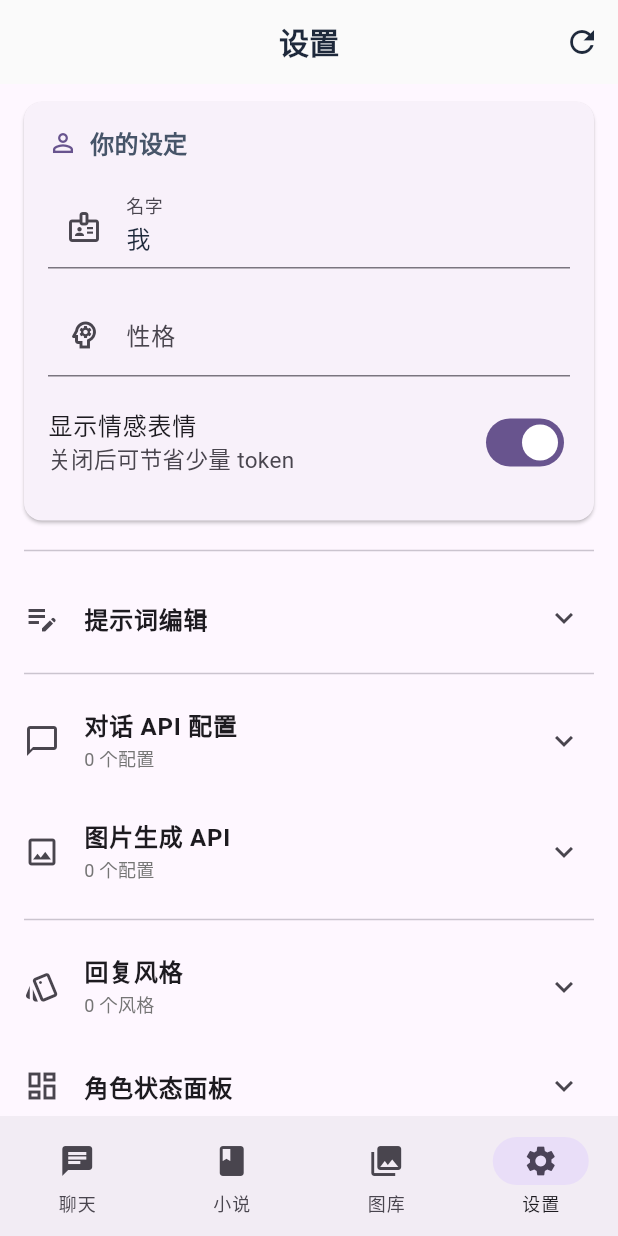
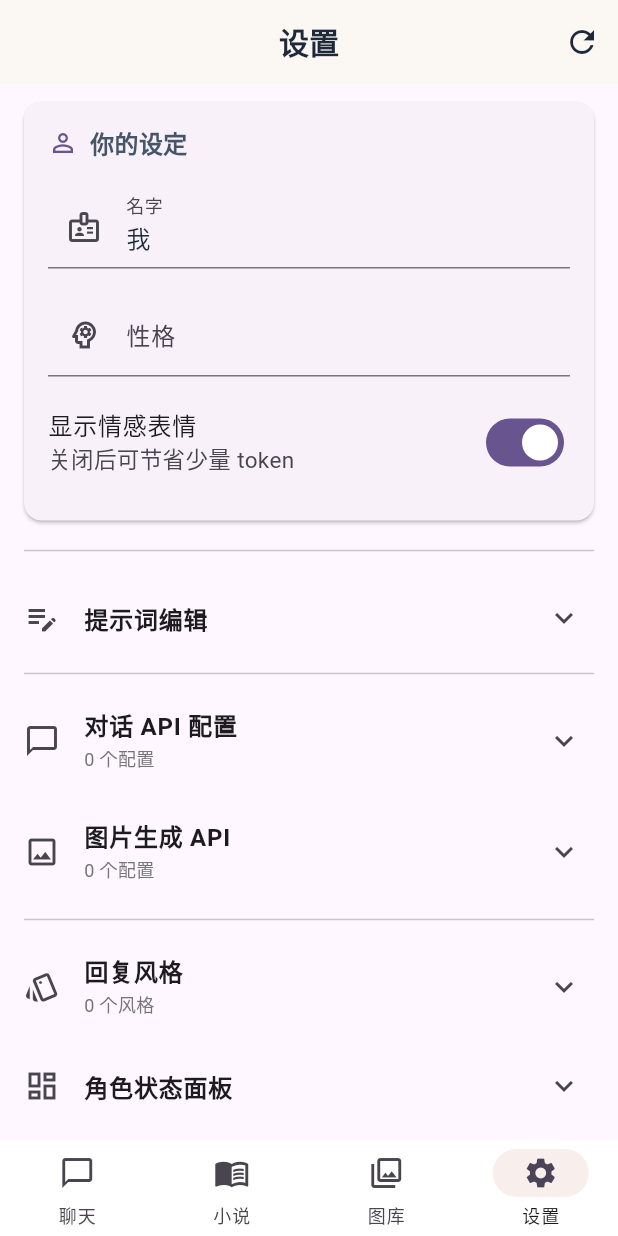
Before and after one commit to fengyiwanli/chat, a Flutter app: the screen it shows after launch, item 4 of the bottom bar chosen, on a phone screen of 412 x 824 dp. Run offline on Flutter 3.47's test engine with Material 3 defaults, Android fonts, the phone set to English and light mode, and no system bars; our stand-ins replace cached_network_image, share_plus, shared_preferences.

Commit message:
ui: warm-minimal aesthetic overhaul
Theme (aesthetic-foundations principles):
- Value-first ink hierarchy: warm grays (#2D2A26 → #5C5853 → #8C8882)
- Limited palette: warm cream bg (#FBF8F4) + terracotta accent (#C7705C)
- Color over borders: cards use subtle tinted borders, no shadows
- Ma/negative space: increased spacing, generous border-radius (14-18px)
- Soft edges: elevation:0 everywhere, surfaceTintColor: transparent

Home page:
- NavigationBar: removed heavy shadow, added outlined/selected icons
- Warm indicator color, lighter feel

Chat input:
- Pill-shaped input field on warm bg, subtle top divider
- Muted disabled send button (was hardcoded bright blue)
- Cleaner spacing

Preset themes: 8 warm-toned palettes replacing cold Material defaults

```diff
--- a/lib/main.dart
+++ b/lib/main.dart
@@ -1,28 +1,19 @@
 import 'package:flutter/material.dart';
 import 'package:flutter/services.dart';
-import 'screens/home_page.dart'; // 👉 确认这是你首页的正确路径
-import 'services/theme_provider.dart'; // 👉 导入你的ThemeProvider
-import 'package:provider/provider.dart';
-import 'providers/chat_provider.dart';
+import 'screens/home_page.dart';
+import 'services/theme_provider.dart';
+
 void main() {
-  // 先初始化Flutter绑定（解决Binding错误）
   WidgetsFlutterBinding.ensureInitialized();
-
-  // 全局图片缓存限制（防止内存溢出）
   PaintingBinding.instance.imageCache.maximumSize = 100;
   PaintingBinding.instance.imageCache.maximumSizeBytes = 100 << 20;
-
-  // 设置状态栏样式（沉浸式）
   SystemChrome.setSystemUIOverlayStyle(
     const SystemUiOverlayStyle(
       statusBarColor: Colors.transparent,
       statusBarIconBrightness: Brightness.dark,
     ),
   );
-
-  // 创建ThemeProvider实例（解决缺少参数的错误）
   final themeProvider = ThemeProvider();
-
   runApp(MyApp(themeProvider: themeProvider));
 }
 
@@ -32,14 +23,12 @@ class MyApp extends StatelessWidget {
 
   @override
   Widget build(BuildContext context) {
-    // 👇 只加这一行：监听themeProvider变化
     return ListenableBuilder(
       listenable: themeProvider,
       builder: (context, child) {
         return MaterialApp(
-          title: 'AI聊天助手',
+          title: '角色聊天室',
           debugShowCheckedModeBanner: false,
-          // 👇 把硬编码的theme改成这个
           theme: themeProvider.themeData,
           home: HomePage(themeProvider: themeProvider),
         );
@@ -47,6 +36,3 @@ class MyApp extends StatelessWidget {
     );
   }
 }
-
-
-//
--- a/lib/screens/home_page.dart
+++ b/lib/screens/home_page.dart
@@ -5,7 +5,6 @@ import 'novel_hub_page.dart';
 import 'gallery_page.dart';
 import 'settings_page.dart';
 import 'package:path_provider/path_provider.dart';
-
 
 class HomePage extends StatefulWidget {
   final ThemeProvider themeProvider;
@@ -24,21 +23,13 @@ class _HomePageState extends State<HomePage> {
   @override
   void initState() {
     super.initState();
-
     _pages.addAll([
       CharacterHubPage(themeProvider: widget.themeProvider),
       const NovelHubPage(),
-      GalleryPage(key: galleryKey), // 传 key
+      GalleryPage(key: galleryKey),
       SettingsPage(themeProvider: widget.themeProvider),
-
     ]);
   }
-
-
-
-
-
-
 
   @override
   Widget build(BuildContext context) {
@@ -47,18 +38,20 @@ class _HomePageState extends State<HomePage> {
       bottomNavigationBar: NavigationBar(
         selectedIndex: _currentIndex,
         onDestinationSelected: (index) {
-  setState(() => _currentIndex = index);
-  if (index == 2) {
-    // 直接调用loadGallery，不需要等一帧（我们已经优化了加载速度）
-    galleryKey.currentState?.loadGallery();
-  }
-},
-
+          setState(() => _currentIndex = index);
+          if (index == 2) galleryKey.currentState?.loadGallery();
+        },
+        animationDuration: const Duration(milliseconds: 400),
+        indicatorColor: const Color(0xFFC7705C).withOpacity(0.12),
+        backgroundColor: Colors.white,
+        surfaceTintColor: Colors.transparent,
+        shadowColor: Colors.transparent,
+        height: 64,
         destinations: const [
-          NavigationDestination(icon: Icon(Icons.chat), label: '聊天'),
-          NavigationDestination(icon: Icon(Icons.book), label: '小说'),
-          NavigationDestination(icon: Icon(Icons.photo_library), label: '图库'),
-          NavigationDestination(icon: Icon(Icons.settings), label: '设置'),
+          NavigationDestination(icon: Icon(Icons.chat_bubble_outline), selectedIcon: Icon(Icons.chat_bubble), label: '聊天'),
+          NavigationDestination(icon: Icon(Icons.menu_book_outlined), selectedIcon: Icon(Icons.menu_book), label: '小说'),
+          NavigationDestination(icon: Icon(Icons.photo_library_outlined), selectedIcon: Icon(Icons.photo_library), label: '图库'),
+          NavigationDestination(icon: Icon(Icons.settings_outlined), selectedIcon: Icon(Icons.settings), label: '设置'),
         ],
       ),
     );
--- a/lib/services/theme_provider.dart
+++ b/lib/services/theme_provider.dart
@@ -1,124 +1,115 @@
 import 'package:flutter/material.dart';
 
 class ThemeProvider extends ChangeNotifier {
-  // 默认主题：和你main.dart里的完全一致
   ThemeData _themeData = ThemeData(
-    colorScheme: ColorScheme.fromSeed(
-      seedColor: const Color(0xFF6366F1),
+    colorScheme: const ColorScheme(
       brightness: Brightness.light,
-      primary: const Color(0xFF6366F1),
-      secondary: const Color(0xFF8B5CF6),
-      surface: const Color(0xFFFAFAFA),
-      background: const Color(0xFFF8FAFC),
-      error: const Color(0xFFEF4444),
+      primary: Color(0xFFC7705C),
       onPrimary: Colors.white,
-      onSurface: const Color(0xFF1E293B),
-      onBackground: const Color(0xFF1E293B),
+      secondary: Color(0xFFE8A87C),
+      onSecondary: Color(0xFF2D2A26),
+      surface: Colors.white,
+      onSurface: Color(0xFF2D2A26),
+      error: Color(0xFFD35E4A),
+      onError: Colors.white,
     ),
+    scaffoldBackgroundColor: const Color(0xFFFBF8F4),
     useMaterial3: true,
     textTheme: const TextTheme(
       titleLarge: TextStyle(
-        fontSize: 20,
-        fontWeight: FontWeight.w600,
-        color: Color(0xFF1E293B),
+        fontSize: 22, fontWeight: FontWeight.w700,
+        color: Color(0xFF2D2A26), letterSpacing: -0.3,
+      ),
+      titleMedium: TextStyle(
+        fontSize: 18, fontWeight: FontWeight.w600,
+        color: Color(0xFF2D2A26), letterSpacing: -0.2,
       ),
       bodyLarge: TextStyle(
-        fontSize: 16,
-        height: 1.5,
-        color: Color(0xFF1E293B),
+        fontSize: 16, height: 1.6, color: Color(0xFF2D2A26),
       ),
       bodyMedium: TextStyle(
-        fontSize: 15,
-        height: 1.5,
-        color: Color(0xFF475569),
+        fontSize: 15, height: 1.55, color: Color(0xFF5C5853),
       ),
       labelSmall: TextStyle(
-        fontSize: 12,
-        color: Color(0xFF94A3B8),
+        fontSize: 12, color: Color(0xFF8C8882),
       ),
     ),
     appBarTheme: const AppBarTheme(
       centerTitle: true,
       elevation: 0,
-      backgroundColor: Color(0xFFF8FAFC),
-      foregroundColor: Color(0xFF1E293B),
+      scrolledUnderElevation: 0.5,
+      backgroundColor: Color(0xFFFBF8F4),
+      foregroundColor: Color(0xFF2D2A26),
+      surfaceTintColor: Colors.transparent,
       titleTextStyle: TextStyle(
-        fontSize: 20,
-        fontWeight: FontWeight.w600,
-        color: Color(0xFF1E293B),
+        fontSize: 18, fontWeight: FontWeight.w700,
+        color: Color(0xFF2D2A26), letterSpacing: -0.2,
       ),
     ),
     cardTheme: CardThemeData(
       elevation: 0,
-      shadowColor: Colors.transparent,
-      margin: const EdgeInsets.symmetric(horizontal: 16, vertical: 6),
+      color: Colors.white,
+      surfaceTintColor: Colors.transparent,
+      margin: const EdgeInsets.symmetric(horizontal: 16, vertical: 5),
       shape: RoundedRectangleBorder(
-        borderRadius: BorderRadius.circular(16),
+        borderRadius: BorderRadius.circular(18),
+        side: BorderSide(color: const Color(0xFF2D2A26).withOpacity(0.06)),
       ),
-      color: Colors.white,
     ),
     filledButtonTheme: FilledButtonThemeData(
       style: FilledButton.styleFrom(
-        padding: const EdgeInsets.symmetric(horizontal: 20, vertical: 12),
-        shape: RoundedRectangleBorder(
-          borderRadius: BorderRadius.circular(12),
-        ),
+        backgroundColor: const Color(0xFFC7705C),
+        foregroundColor: Colors.white,
+        padding: const EdgeInsets.symmetric(horizontal: 22, vertical: 13),
+        shape: RoundedRectangleBorder(borderRadius: BorderRadius.circular(14)),
         elevation: 0,
       ),
     ),
     textButtonTheme: TextButtonThemeData(
       style: TextButton.styleFrom(
-        padding: const EdgeInsets.symmetric(horizontal: 16, vertical: 8),
-        shape: RoundedRectangleBorder(
-          borderRadius: BorderRadius.circular(8),
-        ),
+        foregroundColor: const Color(0xFFC7705C),
+        padding: const EdgeInsets.symmetric(horizontal: 16, vertical: 10),
+        shape: RoundedRectangleBorder(borderRadius: BorderRadius.circular(10)),
       ),
     ),
     inputDecorationTheme: InputDecorationTheme(
       border: OutlineInputBorder(
-        borderRadius: BorderRadius.circular(12),
-        borderSide: const BorderSide(color: Color(0xFFE2E8F0)),
+        borderRadius: BorderRadius.circular(14),
+        borderSide: BorderSide(color: const Color(0xFF2D2A26).withOpacity(0.12)),
       ),
       enabledBorder: OutlineInputBorder(
-        borderRadius: BorderRadius.circular(12),
-        borderSide: const BorderSide(color: Color(0xFFE2E8F0)),
+        borderRadius: BorderRadius.circular(14),
+        borderSide: BorderSide(color: const Color(0xFF2D2A26).withOpacity(0.1)),
       ),
       focusedBorder: OutlineInputBorder(
-        borderRadius: BorderRadius.circular(12),
-        borderSide: const BorderSide(color: Color(0xFF6366F1), width: 2),
+        borderRadius: BorderRadius.circular(14),
+        borderSide: const BorderSide(color: Color(0xFFC7705C), width: 1.5),
       ),
       filled: true,
-      fillColor: const Color(0xFFF8FAFC),
-      contentPadding: const EdgeInsets.symmetric(horizontal: 16, vertical: 14),
-      hintStyle: const TextStyle(color: Color(0xFF94A3B8)),
+      fillColor: const Color(0xFFF5F2ED),
+      contentPadding: const EdgeInsets.symmetric(horizontal: 16, vertical: 15),
+      hintStyle: const TextStyle(color: Color(0xFFB8B4AD), fontSize: 15),
     ),
     bottomNavigationBarTheme: const BottomNavigationBarThemeData(
       backgroundColor: Colors.white,
-      selectedItemColor: Color(0xFF6366F1),
-      unselectedItemColor: Color(0xFF94A3B8),
-      showSelectedLabels: true,
-      showUnselectedLabels: true,
-      elevation: 8,
+      selectedItemColor: Color(0xFFC7705C),
+      unselectedItemColor: Color(0xFFB8B4AD),
+      elevation: 0,
+      type: BottomNavigationBarType.fixed,
     ),
   );
 
   ThemeData get themeData => _themeData;
 
-  // 完整主题切换方法（适配你的Material3）
   void setThemeData(ThemeData themeData) {
     _themeData = themeData;
     notifyListeners();
   }
 
-  // 保留原来的纯色切换方法（兼容旧代码）
   void setSeedColor(Color color) {
     _themeData = ThemeData(
-      colorScheme: ColorScheme.fromSeed(
-        seedColor: color,
-        brightness: Brightness.light,
-      ),
+      colorScheme: ColorScheme.fromSeed(seedColor: color, brightness: Brightness.light),
       useMaterial3: true,
-      // 继承你所有的全局样式
       textTheme: _themeData.textTheme,
       appBarTheme: _themeData.appBarTheme,
       cardTheme: _themeData.cardTheme,
--- a/lib/widgets/chat/chat_input_bar.dart
+++ b/lib/widgets/chat/chat_input_bar.dart
@@ -1,17 +1,17 @@
 import 'package:flutter/material.dart';
 
 class ChatInputBar extends StatelessWidget {
-  // 需要从 ChatPage 传进来的东西
   final TextEditingController textController;
   final FocusNode focusNode;
   final bool isExpanded;
-  final VoidCallback onSend;                // 点击发送按钮
-  final VoidCallback onToggleExpand;       // 切换输入框高度
-  final VoidCallback onMention;            // 提及角色
-  final VoidCallback onGenerateImage;      // 生成图片
+  final VoidCallback onSend;
+  final VoidCallback onToggleExpand;
+  final VoidCallback onMention;
+  final VoidCallback onGenerateImage;
   final Color primaryColor;
-  final String text;                       // 用于判断发送按钮是否可用
+  final String text;
   final ValueChanged<String> onTextChanged;
+
   const ChatInputBar({
     Key? key,
     required this.textController,
@@ -23,106 +23,75 @@ final ValueChanged<String> onTextChanged;
     required this.onGenerateImage,
     required this.primaryColor,
     required this.text,
-    required this.onTextChanged
+    required this.onTextChanged,
   }) : super(key: key);
 
   @override
   Widget build(BuildContext context) {
-    // 控制输入框的最大行数
     final maxLines = isExpanded ? 6 : 1;
     final isEmpty = text.trim().isEmpty;
 
     return Container(
-      padding: const EdgeInsets.symmetric(horizontal: 8, vertical: 4),
+      padding: const EdgeInsets.fromLTRB(12, 8, 8, 10),
       decoration: BoxDecoration(
-        // 跟随主题切换
-        color: Theme.of(context).brightness == Brightness.dark
-            ? const Color(0xFF1E1E1E)
-            : Colors.white,
-        boxShadow: [
-          BoxShadow(
-            color: Colors.grey.shade300,
-            offset: const Offset(0, -1),
-            blurRadius: 4,
+        color: Theme.of(context).scaffoldBackgroundColor,
+        border: Border(
+          top: BorderSide(color: Theme.of(context).dividerColor.withOpacity(0.3)),
         ),
-        ],
       ),
       child: Row(
+        crossAxisAlignment: CrossAxisAlignment.end,
         children: [
-          // 输入框（占据剩余空间）
           Expanded(
+            child: Container(
+              constraints: const BoxConstraints(maxHeight: 160),
+              decoration: BoxDecoration(
+                color: Theme.of(context).brightness == Brightness.dark
+                    ? const Color(0xFF2A2A2E)
+                    : const Color(0xFFF5F2ED),
+                borderRadius: BorderRadius.circular(22),
+              ),
+              padding: const EdgeInsets.symmetric(horizontal: 16, vertical: 4),
               child: TextField(
                 controller: textController,
                 focusNode: focusNode,
                 minLines: 1,
                 maxLines: maxLines,
                 textInputAction: TextInputAction.send,
+                style: TextStyle(fontSize: 15, color: Theme.of(context).colorScheme.onSurface),
                 decoration: const InputDecoration(
                   hintText: '输入消息...',
                   border: InputBorder.none,
+                  contentPadding: EdgeInsets.symmetric(vertical: 8),
                 ),
                 onSubmitted: (_) => onSend(),
-              onChanged: (_) {
-                // 让父组件知道文本变化（用于刷新发送按钮状态）
-                // 注意：ChatInputBar 自己是 StatelessWidget，
-                // 所以文本变化需要通过父组件 setState 传递进来。
-                // 我们暂时不在这里处理，因为父组件会在 onChanged 里自己调用 setState。
-                onTextChanged(textController.text);
-              },
-
+                onChanged: (_) => onTextChanged(textController.text),
               ),
             ),
-
-          // 更多操作菜单
+          ),
+          const SizedBox(width: 4),
           PopupMenuButton<String>(
-            icon: Icon(Icons.add_circle_outline, color: primaryColor),
+            icon: Icon(Icons.add_circle_outline, color: primaryColor, size: 26),
             tooltip: '更多',
             onSelected: (value) {
               switch (value) {
-                case 'mention':
-                  onMention();
-                  break;
-                case 'image':
-                  onGenerateImage();
-                  break;
-                case 'expand':
-                  onToggleExpand();
-                  break;
+                case 'mention': onMention();
+                case 'image': onGenerateImage();
+                case 'expand': onToggleExpand();
               }
             },
             itemBuilder: (ctx) => [
-              const PopupMenuItem(
-                value: 'mention',
-                child: ListTile(
-                  leading: Icon(Icons.alternate_email),
-                  title: Text('提及角色'),
-                ),
-              ),
-              const PopupMenuItem(
-                value: 'image',
-                child: ListTile(
-                  leading: Icon(Icons.photo_library_outlined),
-                  title: Text('生成图片'),
-                ),
-              ),
-              PopupMenuItem(
-                value: 'expand',
-                child: ListTile(
-                  leading: Icon(
-                    isExpanded ? Icons.expand_less : Icons.expand_more,
-                  ),
+              const PopupMenuItem(value: 'mention', child: ListTile(leading: Icon(Icons.alternate_email), title: Text('提及角色'))),
+              const PopupMenuItem(value: 'image', child: ListTile(leading: Icon(Icons.photo_library_outlined), title: Text('生成图片'))),
+              PopupMenuItem(value: 'expand', child: ListTile(
+                leading: Icon(isExpanded ? Icons.expand_less : Icons.expand_more),
                 title: Text(isExpanded ? '收起输入框' : '展开输入框'),
-                ),
-              ),
+              )),
             ],
           ),
-
-          // 发送按钮（空输入时禁用）
           IconButton(
-            icon: const Icon(Icons.send),
-            color: isEmpty
-                ? const Color.fromARGB(255, 26, 3, 233) // 禁用色（你自己定）
-                : primaryColor,
+            icon: const Icon(Icons.send_rounded),
+            color: isEmpty ? Theme.of(context).colorScheme.onSurface.withOpacity(0.2) : primaryColor,
             onPressed: isEmpty ? null : onSend,
           ),
         ],
--- a/lib/widgets/settings/theme_presets.dart
+++ b/lib/widgets/settings/theme_presets.dart
@@ -24,83 +24,83 @@ class AppTheme {
 
 final List<AppTheme> presetThemes = [
   AppTheme(
-    name: '深海蓝',
-    primary: Color(0xFF1976D2),
-    secondary: Color(0xFF42A5F5),
-    background: Color(0xFFFAFAFA),
+    name: '暖陶',
+    primary: Color(0xFFC7705C),
+    secondary: Color(0xFFE8A87C),
+    background: Color(0xFFFBF8F4),
     surface: Color(0xFFFFFFFF),
-    textPrimary: Color(0xFF212121),
-    textSecondary: Color(0xFF757575),
+    textPrimary: Color(0xFF2D2A26),
+    textSecondary: Color(0xFF8C8882),
     brightness: Brightness.light,
   ),
   AppTheme(
-    name: '森林绿',
-    primary: Color(0xFF2E7D32),
-    secondary: Color(0xFF66BB6A),
-    background: Color(0xFFFAFAFA),
+    name: '松烟',
+    primary: Color(0xFF5B7B6F),
+    secondary: Color(0xFF8FBF9F),
+    background: Color(0xFFF5F3EF),
     surface: Color(0xFFFFFFFF),
-    textPrimary: Color(0xFF212121),
-    textSecondary: Color(0xFF757575),
+    textPrimary: Color(0xFF2D2A26),
+    textSecondary: Color(0xFF7A7670),
     brightness: Brightness.light,
   ),
   AppTheme(
-    name: '日落橙',
-    primary: Color(0xFFE64A19),
-    secondary: Color(0xFFFF7043),
-    background: Color(0xFFFAFAFA),
+    name: '暮橙',
+    primary: Color(0xFFD4845A),
+    secondary: Color(0xFFF0C4A0),
+    background: Color(0xFFFBF7F3),
     surface: Color(0xFFFFFFFF),
-    textPrimary: Color(0xFF212121),
-    textSecondary: Color(0xFF757575),
+    textPrimary: Color(0xFF2D2A26),
+    textSecondary: Color(0xFF8A8580),
     brightness: Brightness.light,
   ),
   AppTheme(
-    name: '薄荷青',
-    primary: Color(0xFF00897B),
-    secondary: Color(0xFF26A69A),
-    background: Color(0xFFFAFAFA),
+    name: '青瓷',
+    primary: Color(0xFF6B9E8A),
+    secondary: Color(0xFFB5D8C7),
+    background: Color(0xFFF5F7F3),
     surface: Color(0xFFFFFFFF),
-    textPrimary: Color(0xFF212121),
-    textSecondary: Color(0xFF757575),
+    textPrimary: Color(0xFF2D2A26),
+    textSecondary: Color(0xFF7C7A73),
     brightness: Brightness.light,
   ),
   AppTheme(
-    name: '暗夜黑',
-    primary: Color(0xFF90CAF9),
-    secondary: Color(0xFF42A5F5),
-    background: Color(0xFF121212),
-    surface: Color(0xFF1E1E1E),
+    name: '墨夜',
+    primary: Color(0xFF8FA4B8),
+    secondary: Color(0xFFBCCFDE),
+    background: Color(0xFF1C1B1F),
+    surface: Color(0xFF252429),
     textPrimary: Color(0xFFFFFFFF),
-    textSecondary: Color(0xFFB0B0B0),
+    textSecondary: Color(0xFFB0ADB8),
     brightness: Brightness.dark,
   ),
   AppTheme(
-    name: '墨绿黑',
-    primary: Color(0xFFA5D6A7),
-    secondary: Color(0xFF66BB6A),
-    background: Color(0xFF121212),
-    surface: Color(0xFF1E1E1E),
+    name: '黛青夜',
+    primary: Color(0xFF8CB5A0),
+    secondary: Color(0xFFB8D8C8),
+    background: Color(0xFF1A1C1A),
+    surface: Color(0xFF232623),
     textPrimary: Color(0xFFFFFFFF),
-    textSecondary: Color(0xFFB0B0B0),
+    textSecondary: Color(0xFFB0BAB3),
     brightness: Brightness.dark,
   ),
   AppTheme(
     name: '紫夜',
-    primary: Color(0xFFCE93D8),
-    secondary: Color(0xFFAB47BC),
-    background: Color(0xFF121212),
-    surface: Color(0xFF1E1E1E),
+    primary: Color(0xFFB8A0C8),
+    secondary: Color(0xFFD4C4DE),
+    background: Color(0xFF1E1B20),
+    surface: Color(0xFF272329),
     textPrimary: Color(0xFFFFFFFF),
-    textSecondary: Color(0xFFB0B0B0),
+    textSecondary: Color(0xFFB8B0C0),
     brightness: Brightness.dark,
   ),
   AppTheme(
-    name: '琥珀夜',
-    primary: Color(0xFFFFCC80),
-    secondary: Color(0xFFFFB74D),
-    background: Color(0xFF121212),
-    surface: Color(0xFF1E1E1E),
+    name: '暖金夜',
+    primary: Color(0xFFD4B896),
+    secondary: Color(0xFFE8D5B8),
+    background: Color(0xFF1F1D18),
+    surface: Color(0xFF282620),
     textPrimary: Color(0xFFFFFFFF),
-    textSecondary: Color(0xFFB0B0B0),
+    textSecondary: Color(0xFFB8B0A0),
     brightness: Brightness.dark,
   ),
 ];
```
Lines whose indentation alone changed are shown as unchanged.
